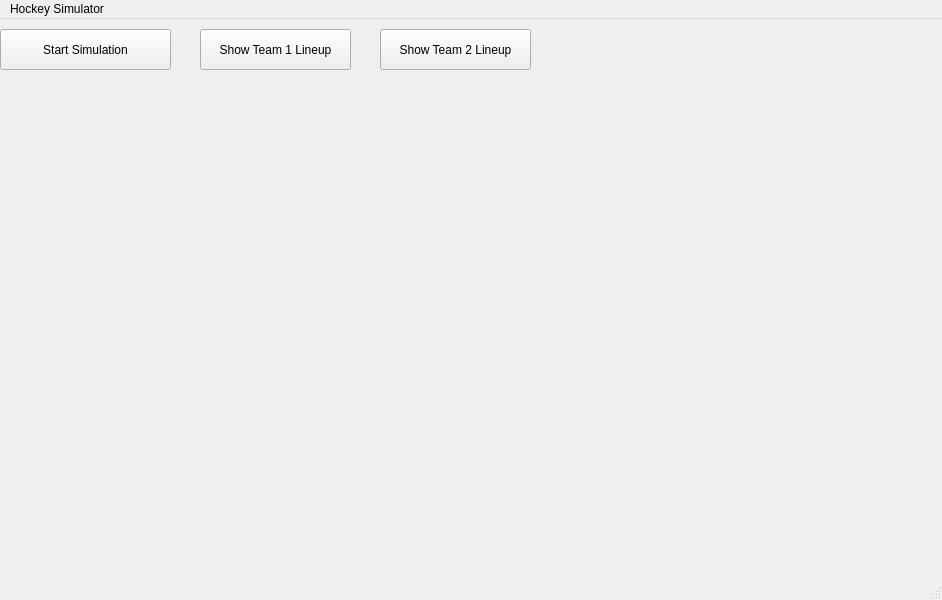
Old version of the form mainwindow.ui in the repository msiu7/Hockey-Simulation-Engine.
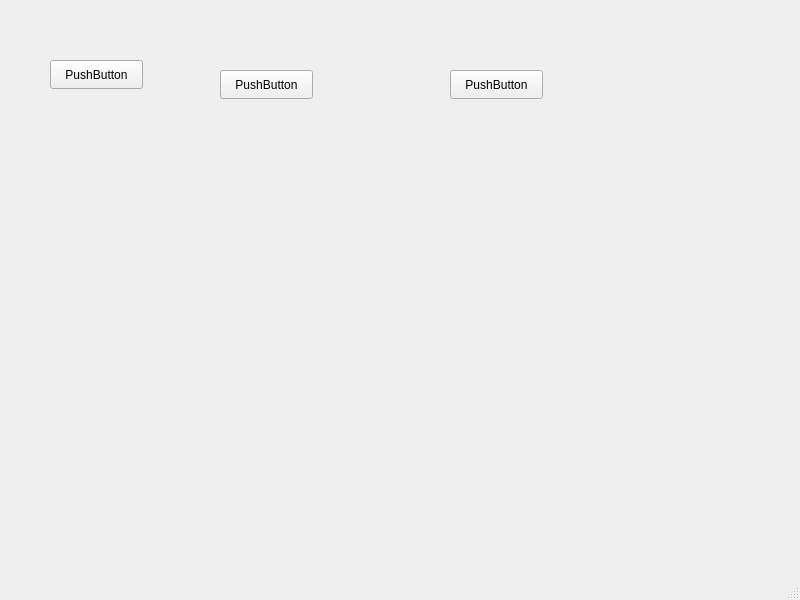
New version of the form.

Patch:
```diff
--- a/mainwindow.ui
+++ b/mainwindow.ui
@@ -6,7 +6,7 @@
    <rect>
     <x>0</x>
     <y>0</y>
-    <width>942</width>
+    <width>800</width>
     <height>600</height>
    </rect>
   </property>
@@ -17,40 +17,40 @@
    <widget class="QPushButton" name="startSimButton">
     <property name="geometry">
      <rect>
-      <x>0</x>
-      <y>10</y>
-      <width>171</width>
-      <height>41</height>
+      <x>50</x>
+      <y>60</y>
+      <width>93</width>
+      <height>29</height>
      </rect>
     </property>
     <property name="text">
-     <string>Start Simulation</string>
+     <string>PushButton</string>
     </property>
    </widget>
    <widget class="QPushButton" name="showTeam1Lineup">
     <property name="geometry">
      <rect>
-      <x>200</x>
-      <y>10</y>
-      <width>151</width>
-      <height>41</height>
+      <x>220</x>
+      <y>70</y>
+      <width>93</width>
+      <height>29</height>
      </rect>
     </property>
     <property name="text">
-     <string>Show Team 1 Lineup</string>
+     <string>PushButton</string>
     </property>
    </widget>
    <widget class="QPushButton" name="showTeam2Lineup">
     <property name="geometry">
      <rect>
-      <x>380</x>
-      <y>10</y>
-      <width>151</width>
-      <height>41</height>
+      <x>450</x>
+      <y>70</y>
+      <width>93</width>
+      <height>29</height>
      </rect>
     </property>
     <property name="text">
-     <string>Show Team 2 Lineup</string>
+     <string>PushButton</string>
     </property>
    </widget>
   </widget>
@@ -59,16 +59,10 @@
     <rect>
      <x>0</x>
      <y>0</y>
-     <width>942</width>
+     <width>800</width>
      <height>26</height>
     </rect>
    </property>
-   <widget class="QMenu" name="menuHockey_Simulator">
-    <property name="title">
-     <string>Hockey Simulator</string>
-    </property>
-   </widget>
-   <addaction name="menuHockey_Simulator"/>
   </widget>
   <widget class="QStatusBar" name="statusbar"/>
  </widget>
```
Left out of the diff: 6 changed lines with no effect on the pictures.
